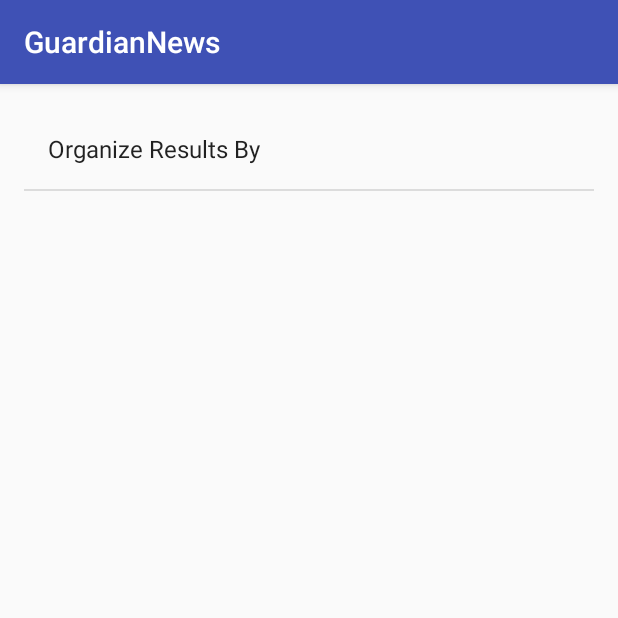
After one commit to nstrucky/GuardianNews, an Android app: the SettingsActivity screen opened directly, with no data from a screen before it, on a phone screen of 412 x 824 dp, the top half of it. The commit adds this screen. Run offline under Robolectric (Android 15) with nearby library versions, the phone set to English and light mode, and no system bars.

Commit message:
Added preference fragment

```diff
--- a/app/src/main/AndroidManifest.xml
+++ b/app/src/main/AndroidManifest.xml
@@ -2,9 +2,8 @@
 <manifest xmlns:android="http://schemas.android.com/apk/res/android"
     package="com.netjob.guardiannews">
 
-    <uses-permission android:name="android.permission.ACCESS_NETWORK_STATE"/>
-    <uses-permission android:name="android.permission.INTERNET"/>
-
+    <uses-permission android:name="android.permission.ACCESS_NETWORK_STATE" />
+    <uses-permission android:name="android.permission.INTERNET" />
 
     <application
         android:allowBackup="true"
@@ -22,19 +21,16 @@
                 <category android:name="android.intent.category.LAUNCHER" />
             </intent-filter>
         </activity>
-
-
-        <activity android:name=".SectionActivity"
+        <activity
+            android:name=".SectionActivity"
             android:label="@string/section_title_default"
             android:parentActivityName=".MainActivity"
-            android:windowSoftInputMode="stateHidden"
-            >
-        <meta-data
-            android:name="android.support.PARENT_ACTIVITY"
-            android:value="com.netjob.guardiannews.MainActivity"/>
-
-
+            android:windowSoftInputMode="stateHidden">
+            <meta-data
+                android:name="android.support.PARENT_ACTIVITY"
+                android:value="com.netjob.guardiannews.MainActivity" />
         </activity>
+        <activity android:name=".SettingsActivity"></activity>
     </application>
 
 </manifest>
--- /dev/null
+++ b/app/src/main/java/com/netjob/guardiannews/SettingsActivity.java
@@ -0,0 +1,44 @@
+package com.netjob.guardiannews;
+
+import android.preference.Preference;
+import android.preference.PreferenceFragment;
+import android.support.v7.app.AppCompatActivity;
+import android.os.Bundle;
+
+public class SettingsActivity extends AppCompatActivity {
+
+    @Override
+    protected void onCreate(Bundle savedInstanceState) {
+        super.onCreate(savedInstanceState);
+        setContentView(R.layout.activity_settings);
+    }
+
+
+
+    public static class NewsPreferenceFragment extends PreferenceFragment implements
+            Preference.OnPreferenceChangeListener {
+
+
+        @Override
+        public void onCreate(Bundle savedInstanceState) {
+            super.onCreate(savedInstanceState);
+            addPreferencesFromResource(R.xml.settings_main);
+
+
+
+        }
+
+
+        @Override
+        public boolean onPreferenceChange(Preference preference, Object newValue) {
+
+
+
+
+
+            return false;
+        }
+    }
+
+
+}
--- /dev/null
+++ b/app/src/main/res/layout/activity_settings.xml
@@ -0,0 +1,20 @@
+<?xml version="1.0" encoding="utf-8"?>
+<RelativeLayout xmlns:android="http://schemas.android.com/apk/res/android"
+    xmlns:tools="http://schemas.android.com/tools"
+    android:id="@+id/activity_settings"
+    android:layout_width="match_parent"
+    android:layout_height="match_parent"
+    android:paddingBottom="@dimen/activity_vertical_margin"
+    android:paddingLeft="@dimen/activity_horizontal_margin"
+    android:paddingRight="@dimen/activity_horizontal_margin"
+    android:paddingTop="@dimen/activity_vertical_margin"
+    tools:context="com.netjob.guardiannews.SettingsActivity">
+
+
+    <fragment
+        android:layout_width="match_parent"
+        android:layout_height="match_parent"
+        android:id="@+id/NewsPreferenceFragment_1"
+        android:name="com.netjob.guardiannews.SettingsActivity$NewsPreferenceFragment"/>
+
+</RelativeLayout>
--- /dev/null
+++ b/app/src/main/res/values/arrays.xml
@@ -0,0 +1,14 @@
+<?xml version="1.0" encoding="utf-8"?>
+<resources>
+
+    <string-array name="settings_order_by_labels">
+        <item>@string/settings_order_by_newest_label</item>
+        <item>@string/settings_order_by_relevance_label</item>
+    </string-array>
+
+    <string-array name="settings_order_by_values">
+        <item>@string/settings_order_by_newest_value</item>
+        <item>@string/settings_order_by_relevance_value</item>
+    </string-array>
+
+</resources>
--- a/app/src/main/res/values/strings.xml
+++ b/app/src/main/res/values/strings.xml
@@ -13,7 +13,6 @@
     <string name="no_internet_connection">No internet connection...</string>
     <string name="try_again">Try Again</string>
     <string name="loading">Loading...</string>
-
 
 
     <string name="artanddesign" translatable="false">artanddesign</string>
@@ -42,4 +41,21 @@
 
     <string name="emptylist_textview">No articles found related to search terms :(</string>
 
+
+    <string name="settings_order_by_title">Organize Results By</string>
+    <string name="settings_order_by_key" translatable="false">order-by</string>
+
+    <string name="settings_order_by_default" translatable="false">newest</string>
+
+    <string name="settings_order_by_newest_label">Newest</string>
+    <string name="settings_order_by_newest_value" translatable="false">newest</string>
+
+    <string name="settings_order_by_relevance_label">Relevance</string>
+    <string name="settings_order_by_relevance_value" translatable="false">relevance</string>
+
+
+
+
+
+
 </resources>
--- /dev/null
+++ b/app/src/main/res/xml/settings_main.xml
@@ -0,0 +1,17 @@
+<?xml version="1.0" encoding="utf-8"?>
+<PreferenceScreen xmlns:android="http://schemas.android.com/apk/res/android">
+
+    <ListPreference
+        android:entries="@array/settings_order_by_labels"
+        android:entryValues="@array/settings_order_by_values"
+        android:defaultValue="@string/settings_order_by_default"
+        android:title="@string/settings_order_by_title"
+        android:key="@string/settings_order_by_key"
+
+        >
+
+
+
+    </ListPreference>
+
+</PreferenceScreen>
```
